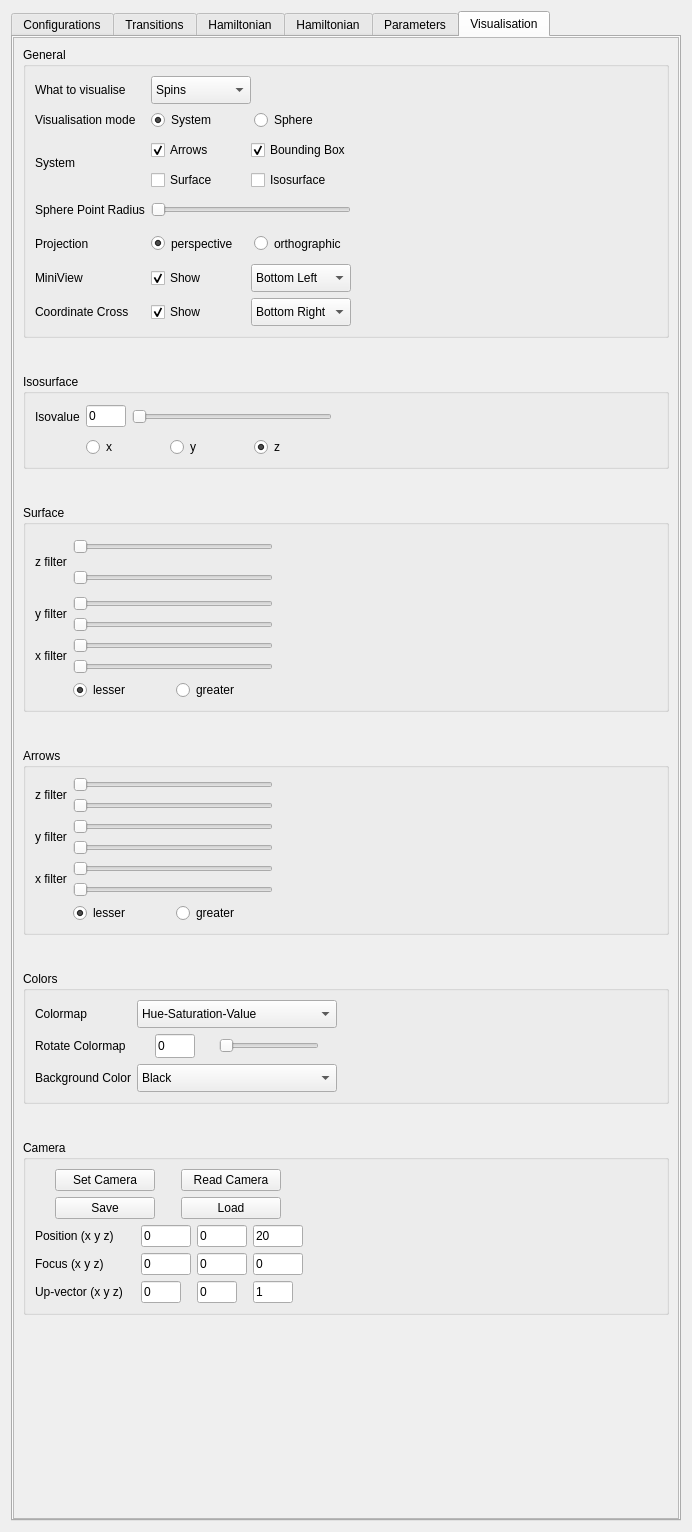
The window that ui-qt/ui/SettingsWidget.ui (spirit-code/spirit) describes before a commit, drawn with Qt 5.
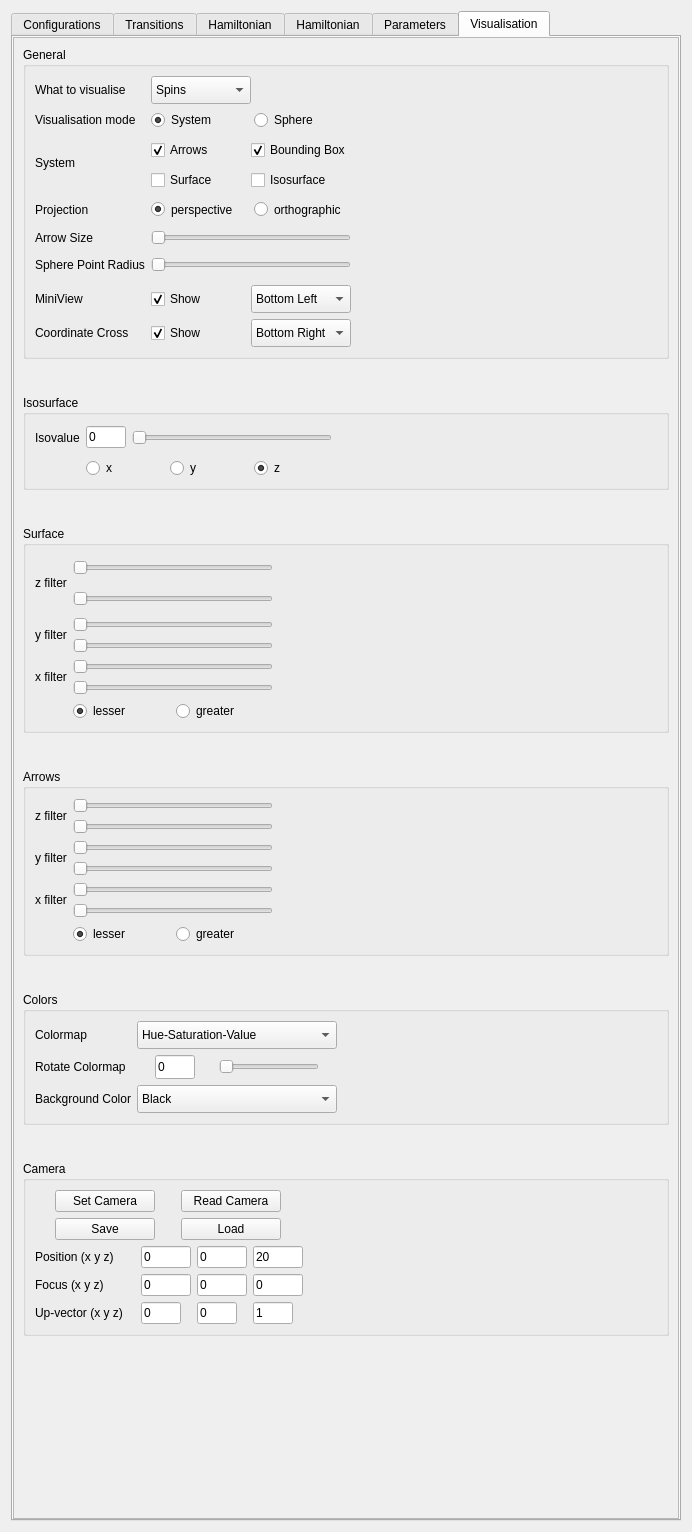
The same window after the commit. The open tabs and pages were chosen to show the change.

Commit message: UI-QT: improved visualisation settings. Added perspective and background color (coupled to bounding box).

What changed in the file:
```diff
--- a/ui-qt/ui/SettingsWidget.ui
+++ b/ui-qt/ui/SettingsWidget.ui
@@ -1304,8 +1304,8 @@
            <rect>
             <x>0</x>
             <y>0</y>
-            <width>278</width>
-            <height>283</height>
+            <width>662</width>
+            <height>1479</height>
            </rect>
           </property>
           <layout class="QVBoxLayout" name="verticalLayout_5">
@@ -1583,8 +1583,8 @@
            <rect>
             <x>0</x>
             <y>0</y>
-            <width>433</width>
-            <height>460</height>
+            <width>662</width>
+            <height>1425</height>
            </rect>
           </property>
           <layout class="QGridLayout" name="gridLayout_6">
@@ -2246,8 +2246,8 @@
            <rect>
             <x>0</x>
             <y>0</y>
-            <width>308</width>
-            <height>349</height>
+            <width>662</width>
+            <height>1425</height>
            </rect>
           </property>
           <layout class="QGridLayout" name="gridLayout_29">
@@ -2712,8 +2712,8 @@
            <rect>
             <x>0</x>
             <y>0</y>
-            <width>330</width>
-            <height>374</height>
+            <width>662</width>
+            <height>1479</height>
            </rect>
           </property>
           <layout class="QGridLayout" name="gridLayout_13">
@@ -3193,25 +3193,6 @@
                 </property>
                </widget>
               </item>
-              <item row="5" column="0">
-               <widget class="QLabel" name="label_46">
-                <property name="minimumSize">
-                 <size>
-                  <width>0</width>
-                  <height>28</height>
-                 </size>
-                </property>
-                <property name="maximumSize">
-                 <size>
-                  <width>100</width>
-                  <height>16777215</height>
-                 </size>
-                </property>
-                <property name="text">
-                 <string>Projection</string>
-                </property>
-               </widget>
-              </item>
               <item row="2" column="0">
                <widget class="QLabel" name="label_55">
                 <property name="maximumSize">
@@ -3225,117 +3206,7 @@
                 </property>
                </widget>
               </item>
-              <item row="3" column="0">
-               <widget class="QLabel" name="label_56">
-                <property name="maximumSize">
-                 <size>
-                  <width>100</width>
-                  <height>16777215</height>
-                 </size>
-                </property>
-                <property name="text">
-                 <string>System</string>
-                </property>
-               </widget>
-              </item>
-              <item row="4" column="2">
-               <widget class="QSlider" name="horizontalSlider_spherePointSize">
-                <property name="minimumSize">
-                 <size>
-                  <width>0</width>
-                  <height>25</height>
-                 </size>
-                </property>
-                <property name="maximumSize">
-                 <size>
-                  <width>200</width>
-                  <height>16777215</height>
-                 </size>
-                </property>
-                <property name="orientation">
-                 <enum>Qt::Horizontal</enum>
-                </property>
-               </widget>
-              </item>
-              <item row="4" column="0">
-               <widget class="QLabel" name="label_47">
-                <property name="minimumSize">
-                 <size>
-                  <width>0</width>
-                  <height>28</height>
-                 </size>
-                </property>
-                <property name="maximumSize">
-                 <size>
-                  <width>130</width>
-                  <height>16777215</height>
-                 </size>
-                </property>
-                <property name="text">
-                 <string>Sphere Point Radius</string>
-                </property>
-               </widget>
-              </item>
-              <item row="7" column="2">
-               <layout class="QGridLayout" name="gridLayout_74">
-                <item row="0" column="0">
-                 <widget class="QCheckBox" name="checkBox_showCoordinateSystem">
-                  <property name="maximumSize">
-                   <size>
-                    <width>100</width>
-                    <height>16777215</height>
-                   </size>
-                  </property>
-                  <property name="text">
-                   <string>Show</string>
-                  </property>
-                  <property name="checked">
-                   <bool>true</bool>
-                  </property>
-                 </widget>
-                </item>
-                <item row="0" column="1">
-                 <widget class="QComboBox" name="comboBox_coordinateSystemPosition">
-                  <property name="minimumSize">
-                   <size>
-                    <width>0</width>
-                    <height>28</height>
-                   </size>
-                  </property>
-                  <property name="maximumSize">
-                   <size>
-                    <width>100</width>
-                    <height>16777215</height>
-                   </size>
-                  </property>
-                  <property name="currentIndex">
-                   <number>1</number>
-                  </property>
-                  <item>
-                   <property name="text">
-                    <string>Bottom Left</string>
-                   </property>
-                  </item>
-                  <item>
-                   <property name="text">
-                    <string>Bottom Right</string>
-                   </property>
-                  </item>
-                  <item>
-                   <property name="text">
-                    <string>Top Left</string>
-                   </property>
-                  </item>
-                  <item>
-                   <property name="text">
-                    <string>Top Right</string>
-                   </property>
-                  </item>
-                 </widget>
-                </item>
-               </layout>
-              </item>
-              <item row="6" column="0">
+              <item row="8" column="0">
                <widget class="QLabel" name="label_57">
                 <property name="maximumSize">
                  <size>
@@ -3348,83 +3219,6 @@
                 </property>
                </widget>
               </item>
-              <item row="7" column="0">
-               <widget class="QLabel" name="label_58">
-                <property name="maximumSize">
-                 <size>
-                  <width>120</width>
-                  <height>16777215</height>
-                 </size>
-                </property>
-                <property name="text">
-                 <string>Coordinate Cross</string>
-                </property>
-               </widget>
-              </item>
-              <item row="5" column="2">
-               <layout class="QHBoxLayout" name="horizontalLayout">
-                <item>
-                 <widget class="QRadioButton" name="radioButton_perspectiveProjection">
-                  <property name="minimumSize">
-                   <size>
-                    <width>0</width>
-                    <height>25</height>
-                   </size>
-                  </property>
-                  <property name="maximumSize">
-                   <size>
-                    <width>100</width>
-                    <height>16777215</height>
-                   </size>
-                  </property>
-                  <property name="text">
-                   <string>perspective</string>
-                  </property>
-                  <property name="checked">
-                   <bool>true</bool>
-                  </property>
-                  <attribute name="buttonGroup">
-                   <string notr="true">buttonGroup</string>
-                  </attribute>
-                 </widget>
-                </item>
-                <item>
-                 <widget class="QRadioButton" name="radioButton_orthographicProjection">
-                  <property name="minimumSize">
-                   <size>
-                    <width>0</width>
-                    <height>25</height>
-                   </size>
-                  </property>
-                  <property name="maximumSize">
-                   <size>
-                    <width>100</width>
-                    <height>16777215</height>
-                   </size>
-                  </property>
-                  <property name="text">
-                   <string>orthographic</string>
-                  </property>
-                  <attribute name="buttonGroup">
-                   <string notr="true">buttonGroup</string>
-                  </attribute>
-                 </widget>
-                </item>
-               </layout>
-              </item>
-              <item row="1" column="4">
-               <spacer name="horizontalSpacer_21">
-                <property name="orientation">
-                 <enum>Qt::Horizontal</enum>
-                </property>
-                <property name="sizeHint" stdset="0">
-                 <size>
-                  <width>40</width>
-                  <height>20</height>
-                 </size>
-                </property>
-               </spacer>
-              </item>
               <item row="3" column="2">
                <layout class="QGridLayout" name="gridLayout_67">
                 <item row="2" column="4">
@@ -3493,7 +3287,71 @@
                 </item>
                </layout>
               </item>
+              <item row="3" column="0">
+               <widget class="QLabel" name="label_56">
+                <property name="maximumSize">
+                 <size>
+                  <width>100</width>
+                  <height>16777215</height>
+                 </size>
+                </property>
+                <property name="text">
+                 <string>System</string>
+                </property>
+               </widget>
+              </item>
               <item row="6" column="2">
+               <widget class="QSlider" name="horizontalSlider_spherePointSize">
+                <property name="minimumSize">
+                 <size>
+                  <width>0</width>
+                  <height>25</height>
+                 </size>
+                </property>
+                <property name="maximumSize">
+                 <size>
+                  <width>200</width>
+                  <height>16777215</height>
+                 </size>
+                </property>
+                <property name="orientation">
+                 <enum>Qt::Horizontal</enum>
+                </property>
+               </widget>
+              </item>
+              <item row="6" column="0">
+               <widget class="QLabel" name="label_47">
+                <property name="minimumSize">
+                 <size>
+                  <width>0</width>
+                  <height>28</height>
+                 </size>
+                </property>
+                <property name="maximumSize">
+                 <size>
+                  <width>130</width>
+                  <height>16777215</height>
+                 </size>
+                </property>
+                <property name="text">
+                 <string>Sphere Point Radius</string>
+                </property>
+               </widget>
+              </item>
+              <item row="1" column="4">
+               <spacer name="horizontalSpacer_21">
+                <property name="orientation">
+                 <enum>Qt::Horizontal</enum>
+                </property>
+                <property name="sizeHint" stdset="0">
+                 <size>
+                  <width>40</width>
+                  <height>20</height>
+                 </size>
+                </property>
+               </spacer>
+              </item>
+              <item row="8" column="2">
                <layout class="QGridLayout" name="gridLayout_73">
                 <item row="0" column="0">
                  <widget class="QCheckBox" name="checkBox_showMiniView">
@@ -3583,6 +3441,174 @@
                 </item>
                </widget>
               </item>
+              <item row="9" column="2">
+               <layout class="QGridLayout" name="gridLayout_74">
+                <item row="0" column="0">
+                 <widget class="QCheckBox" name="checkBox_showCoordinateSystem">
+                  <property name="maximumSize">
+                   <size>
+                    <width>100</width>
+                    <height>16777215</height>
+                   </size>
+                  </property>
+                  <property name="text">
+                   <string>Show</string>
+                  </property>
+                  <property name="checked">
+                   <bool>true</bool>
+                  </property>
+                 </widget>
+                </item>
+                <item row="0" column="1">
+                 <widget class="QComboBox" name="comboBox_coordinateSystemPosition">
+                  <property name="minimumSize">
+                   <size>
+                    <width>0</width>
+                    <height>28</height>
+                   </size>
+                  </property>
+                  <property name="maximumSize">
+                   <size>
+                    <width>100</width>
+                    <height>16777215</height>
+                   </size>
+                  </property>
+                  <property name="currentIndex">
+                   <number>1</number>
+                  </property>
+                  <item>
+                   <property name="text">
+                    <string>Bottom Left</string>
+                   </property>
+                  </item>
+                  <item>
+                   <property name="text">
+                    <string>Bottom Right</string>
+                   </property>
+                  </item>
+                  <item>
+                   <property name="text">
+                    <string>Top Left</string>
+                   </property>
+                  </item>
+                  <item>
+                   <property name="text">
+                    <string>Top Right</string>
+                   </property>
+                  </item>
+                 </widget>
+                </item>
+               </layout>
+              </item>
+              <item row="9" column="0">
+               <widget class="QLabel" name="label_58">
+                <property name="maximumSize">
+                 <size>
+                  <width>120</width>
+                  <height>16777215</height>
+                 </size>
+                </property>
+                <property name="text">
+                 <string>Coordinate Cross</string>
+                </property>
+               </widget>
+              </item>
+              <item row="5" column="2">
+               <widget class="QSlider" name="horizontalSlider_arrowsize">
+                <property name="maximumSize">
+                 <size>
+                  <width>200</width>
+                  <height>16777215</height>
+                 </size>
+                </property>
+                <property name="orientation">
+                 <enum>Qt::Horizontal</enum>
+                </property>
+               </widget>
+              </item>
+              <item row="5" column="0">
+               <widget class="QLabel" name="label_35">
+                <property name="maximumSize">
+                 <size>
+                  <width>100</width>
+                  <height>16777215</height>
+                 </size>
+                </property>
+                <property name="text">
+                 <string>Arrow Size</string>
+                </property>
+               </widget>
+              </item>
+              <item row="4" column="0">
+               <widget class="QLabel" name="label_46">
+                <property name="minimumSize">
+                 <size>
+                  <width>0</width>
+                  <height>28</height>
+                 </size>
+                </property>
+                <property name="maximumSize">
+                 <size>
+                  <width>100</width>
+                  <height>16777215</height>
+                 </size>
+                </property>
+                <property name="text">
+                 <string>Projection</string>
+                </property>
+               </widget>
+              </item>
+              <item row="4" column="2">
+               <layout class="QHBoxLayout" name="horizontalLayout">
+                <item>
+                 <widget class="QRadioButton" name="radioButton_perspectiveProjection">
+                  <property name="minimumSize">
+                   <size>
+                    <width>0</width>
+                    <height>25</height>
+                   </size>
+                  </property>
+                  <property name="maximumSize">
+                   <size>
+                    <width>100</width>
+                    <height>16777215</height>
+                   </size>
+                  </property>
+                  <property name="text">
+                   <string>perspective</string>
+                  </property>
+                  <property name="checked">
+                   <bool>true</bool>
+                  </property>
+                  <attribute name="buttonGroup">
+                   <string notr="true">buttonGroup</string>
+                  </attribute>
+                 </widget>
+                </item>
+                <item>
+                 <widget class="QRadioButton" name="radioButton_orthographicProjection">
+                  <property name="minimumSize">
+                   <size>
+                    <width>0</width>
+                    <height>25</height>
+                   </size>
+                  </property>
+                  <property name="maximumSize">
+                   <size>
+                    <width>100</width>
+                    <height>16777215</height>
+                   </size>
+                  </property>
+                  <property name="text">
+                   <string>orthographic</string>
+                  </property>
+                  <attribute name="buttonGroup">
+                   <string notr="true">buttonGroup</string>
+                  </attribute>
+                 </widget>
+                </item>
+               </layout>
+              </item>
              </layout>
             </widget>
            </item>
```
The commit also changes 4 other files.
